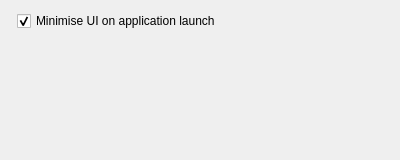
Before: the Qt Designer form core/ui/settings_launcher_ui.ui in mjbonnington/icarus-gps, drawn with Qt 5.
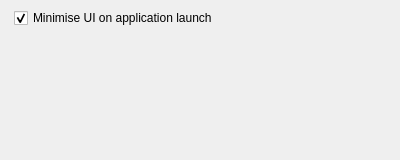
After: the same form once the commit is applied.

Commit message: Improved settings panel UIs

```diff
--- a/core/ui/settings_launcher_ui.ui
+++ b/core/ui/settings_launcher_ui.ui
@@ -20,6 +20,12 @@
    <property name="fieldGrowthPolicy">
     <enum>QFormLayout::ExpandingFieldsGrow</enum>
    </property>
+   <property name="labelAlignment">
+    <set>Qt::AlignRight|Qt::AlignTrailing|Qt::AlignVCenter</set>
+   </property>
+   <property name="margin">
+    <number>8</number>
+   </property>
    <item row="1" column="1">
     <widget class="QCheckBox" name="minimiseOnLaunch_checkBox">
      <property name="text">
```
The commit also changes 14 other files.
